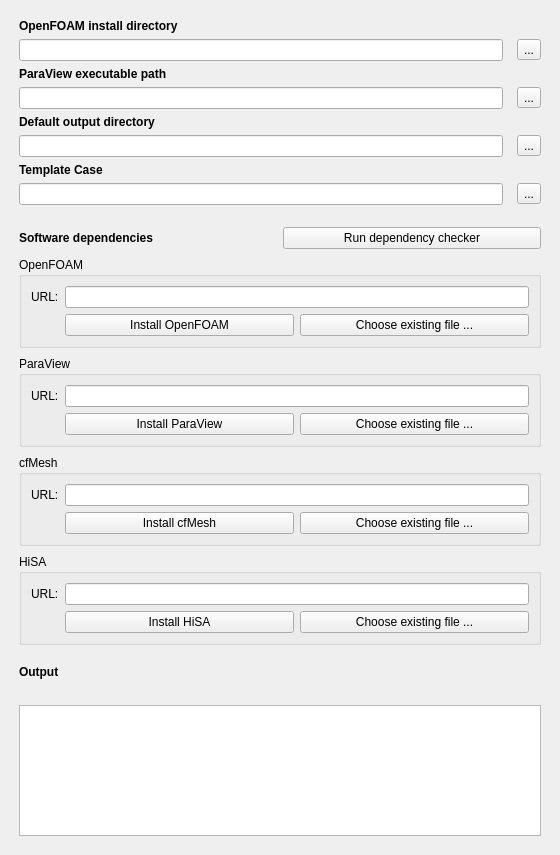
Before: the Qt Designer form Mod/dexcsCfdOF/dexcsCfdPreferencePage.ui in dexcs-of/launcher, drawn with Qt 5.
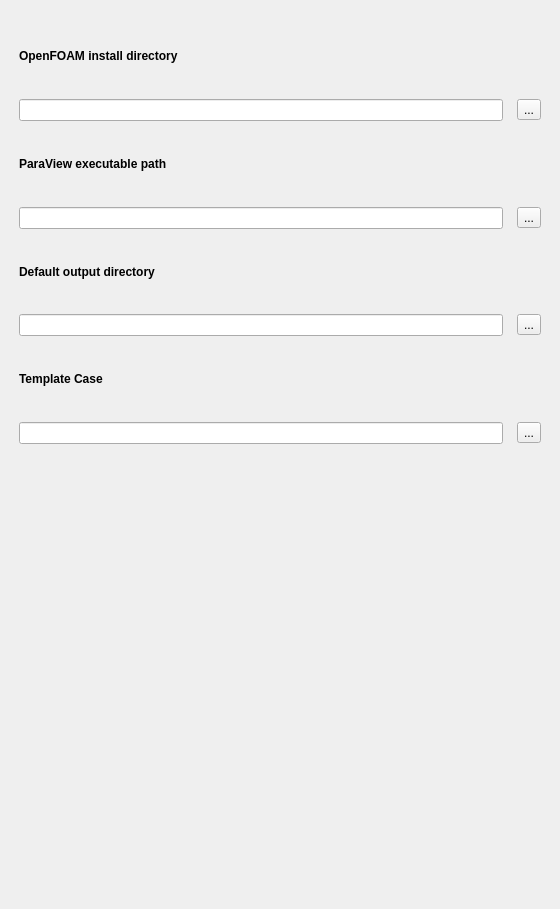
After: the same form once the commit is applied.

What changed in the file:
```diff
--- a/Mod/dexcsCfdOF/dexcsCfdPreferencePage.ui
+++ b/Mod/dexcsCfdOF/dexcsCfdPreferencePage.ui
@@ -7,7 +7,7 @@
     <x>0</x>
     <y>0</y>
     <width>560</width>
-    <height>855</height>
+    <height>909</height>
    </rect>
   </property>
   <property name="windowTitle">
@@ -205,259 +205,7 @@
         <property name="bottomMargin">
          <number>0</number>
         </property>
-        <item row="0" column="0">
-         <widget class="QLabel" name="label">
-          <property name="font">
-           <font>
-            <weight>75</weight>
-            <bold>true</bold>
-           </font>
-          </property>
-          <property name="text">
-           <string>Software dependencies</string>
-          </property>
-         </widget>
-        </item>
-        <item row="0" column="1">
-         <widget class="QPushButton" name="pb_run_dependency_checker">
-          <property name="enabled">
-           <bool>true</bool>
-          </property>
-          <property name="text">
-           <string>Run dependency checker</string>
-          </property>
-         </widget>
-        </item>
        </layout>
-      </widget>
-     </item>
-     <item row="5" column="0">
-      <widget class="QGroupBox" name="gb_openfoam">
-       <property name="title">
-        <string>OpenFOAM</string>
-       </property>
-       <layout class="QGridLayout" name="gridLayout_2">
-        <item row="2" column="2">
-         <widget class="QToolButton" name="tb_pick_openfoam_file">
-          <property name="sizePolicy">
-           <sizepolicy hsizetype="Preferred" vsizetype="Preferred">
-            <horstretch>0</horstretch>
-            <verstretch>0</verstretch>
-           </sizepolicy>
-          </property>
-          <property name="text">
-           <string>Choose existing file ...</string>
-          </property>
-         </widget>
-        </item>
-        <item row="2" column="1">
-         <widget class="QPushButton" name="pb_download_install_openfoam">
-          <property name="text">
-           <string>Install OpenFOAM</string>
-          </property>
-         </widget>
-        </item>
-        <item row="0" column="0">
-         <widget class="QLabel" name="label_2">
-          <property name="sizePolicy">
-           <sizepolicy hsizetype="Fixed" vsizetype="Preferred">
-            <horstretch>0</horstretch>
-            <verstretch>0</verstretch>
-           </sizepolicy>
-          </property>
-          <property name="text">
-           <string>URL:</string>
-          </property>
-         </widget>
-        </item>
-        <item row="0" column="1" colspan="2">
-         <widget class="QLineEdit" name="le_openfoam_url"/>
-        </item>
-       </layout>
-      </widget>
-     </item>
-     <item row="6" column="0">
-      <widget class="QGroupBox" name="gb_paraview">
-       <property name="title">
-        <string>ParaView</string>
-       </property>
-       <layout class="QGridLayout" name="gridLayout_2">
-        <item row="2" column="2">
-         <widget class="QToolButton" name="tb_pick_paraview_file">
-          <property name="sizePolicy">
-           <sizepolicy hsizetype="Preferred" vsizetype="Preferred">
-            <horstretch>0</horstretch>
-            <verstretch>0</verstretch>
-           </sizepolicy>
-          </property>
-          <property name="text">
-           <string>Choose existing file ...</string>
-          </property>
-         </widget>
-        </item>
-        <item row="2" column="1">
-         <widget class="QPushButton" name="pb_download_install_paraview">
-          <property name="text">
-           <string>Install ParaView</string>
-          </property>
-         </widget>
-        </item>
-        <item row="0" column="0">
-         <widget class="QLabel" name="label_2">
-          <property name="sizePolicy">
-           <sizepolicy hsizetype="Fixed" vsizetype="Preferred">
-            <horstretch>0</horstretch>
-            <verstretch>0</verstretch>
-           </sizepolicy>
-          </property>
-          <property name="text">
-           <string>URL:</string>
-          </property>
-         </widget>
-        </item>
-        <item row="0" column="1" colspan="2">
-         <widget class="QLineEdit" name="le_paraview_url"/>
-        </item>
-       </layout>
-      </widget>
-     </item>
-     <item row="7" column="0">
-      <widget class="QGroupBox" name="gb_cfmesh">
-       <property name="title">
-        <string>cfMesh</string>
-       </property>
-       <layout class="QGridLayout" name="gridLayout_4">
-        <item row="1" column="0">
-         <widget class="QLabel" name="label_3">
-          <property name="sizePolicy">
-           <sizepolicy hsizetype="Fixed" vsizetype="Preferred">
-            <horstretch>0</horstretch>
-            <verstretch>0</verstretch>
-           </sizepolicy>
-          </property>
-          <property name="text">
-           <string>URL:</string>
-          </property>
-         </widget>
-        </item>
-        <item row="2" column="2">
-         <widget class="QPushButton" name="pb_download_install_cfMesh">
-          <property name="text">
-           <string>Install cfMesh</string>
-          </property>
-         </widget>
-        </item>
-        <item row="2" column="3">
-         <widget class="QToolButton" name="tb_pick_cfmesh_file">
-          <property name="sizePolicy">
-           <sizepolicy hsizetype="Preferred" vsizetype="Preferred">
-            <horstretch>0</horstretch>
-            <verstretch>0</verstretch>
-           </sizepolicy>
-          </property>
-          <property name="text">
-           <string>Choose existing file ...</string>
-          </property>
-         </widget>
-        </item>
-        <item row="1" column="2" colspan="2">
-         <widget class="QLineEdit" name="le_cfmesh_url"/>
-        </item>
-       </layout>
-      </widget>
-     </item>
-     <item row="8" column="0">
-      <widget class="QGroupBox" name="gb_hisa">
-       <property name="title">
-        <string>HiSA</string>
-       </property>
-       <layout class="QGridLayout" name="gridLayout_4">
-        <item row="2" column="2">
-         <widget class="QPushButton" name="pb_download_install_hisa">
-          <property name="text">
-           <string>Install HiSA</string>
-          </property>
-         </widget>
-        </item>
-        <item row="1" column="0">
-         <widget class="QLabel" name="label_3">
-          <property name="sizePolicy">
-           <sizepolicy hsizetype="Fixed" vsizetype="Preferred">
-            <horstretch>0</horstretch>
-            <verstretch>0</verstretch>
-           </sizepolicy>
-          </property>
-          <property name="text">
-           <string>URL:</string>
-          </property>
-         </widget>
-        </item>
-        <item row="2" column="3">
-         <widget class="QToolButton" name="tb_pick_hisa_file">
-          <property name="sizePolicy">
-           <sizepolicy hsizetype="Preferred" vsizetype="Preferred">
-            <horstretch>0</horstretch>
-            <verstretch>0</verstretch>
-           </sizepolicy>
-          </property>
-          <property name="text">
-           <string>Choose existing file ...</string>
-          </property>
-         </widget>
-        </item>
-        <item row="1" column="2" colspan="2">
-         <widget class="QLineEdit" name="le_hisa_url"/>
-        </item>
-       </layout>
-      </widget>
-     </item>
-    </layout>
-   </item>
-   <item>
-    <layout class="QVBoxLayout" name="verticalLayout_2">
-     <property name="leftMargin">
-      <number>8</number>
-     </property>
-     <property name="topMargin">
-      <number>8</number>
-     </property>
-     <property name="rightMargin">
-      <number>8</number>
-     </property>
-     <property name="bottomMargin">
-      <number>8</number>
-     </property>
-     <item>
-      <widget class="QLabel" name="label_4">
-       <property name="font">
-        <font>
-         <weight>75</weight>
-         <bold>true</bold>
-        </font>
-       </property>
-       <property name="text">
-        <string>Output</string>
-       </property>
-      </widget>
-     </item>
-     <item>
-      <widget class="QLabel" name="labelDownloadProgress">
-       <property name="text">
-        <string/>
-       </property>
-      </widget>
-     </item>
-     <item>
-      <widget class="QTextEdit" name="textEdit_Output">
-       <property name="minimumSize">
-        <size>
-         <width>0</width>
-         <height>120</height>
-        </size>
-       </property>
-       <property name="lineWrapMode">
-        <enum>QTextEdit::NoWrap</enum>
-       </property>
       </widget>
      </item>
     </layout>
```
Left out of the diff: 11 changed lines with no effect on the pictures.
